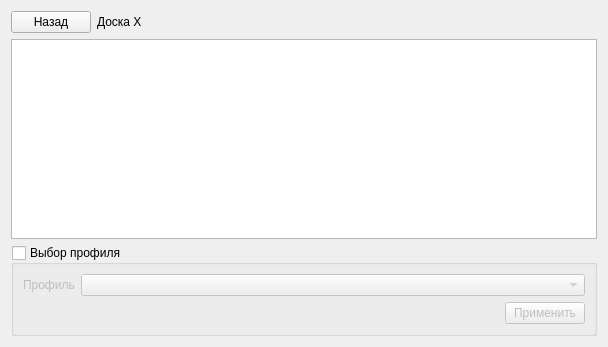
The window that Pages/dslampagewidget.ui (cwlan2016/access-manager) describes before a commit, drawn with Qt 5.
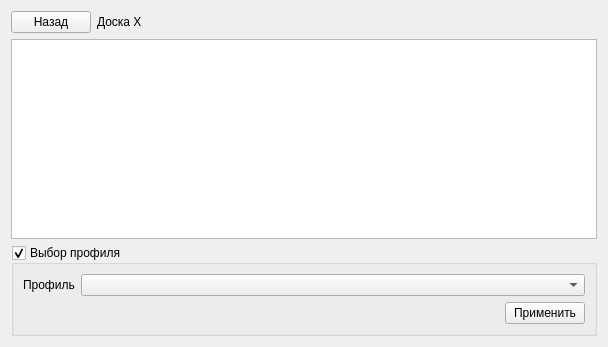
The same window after the commit. Icons and pictures are not drawn.

```diff
--- a/Pages/dslampagewidget.ui
+++ b/Pages/dslampagewidget.ui
@@ -63,9 +63,6 @@
      <property name="checkable">
       <bool>true</bool>
      </property>
-     <property name="checked">
-      <bool>false</bool>
-     </property>
      <layout class="QFormLayout" name="formLayout">
       <item row="1" column="0">
        <widget class="QLabel" name="profileDescLabel">
```
